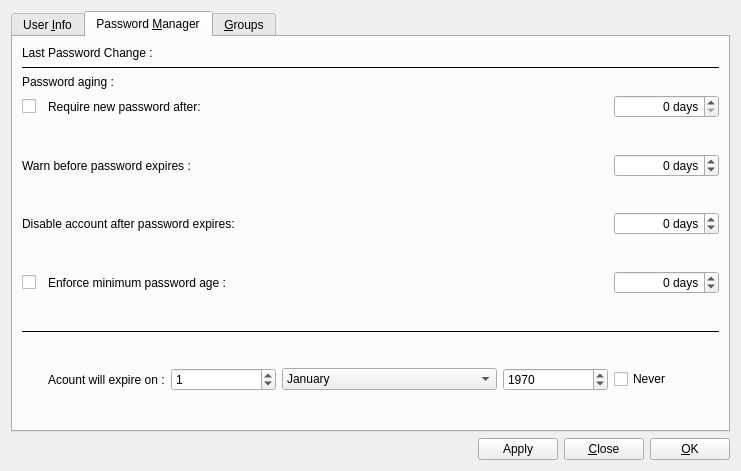
xen0vas/UserManager, file ui/UserProperties.ui: the form before one commit.
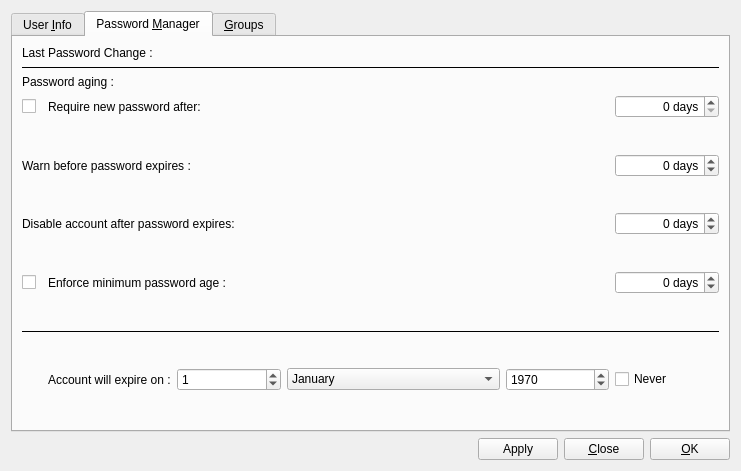
The form after the commit. The open tabs and pages were chosen to show the change. Icons and pictures are not drawn.

```diff
--- a/ui/UserProperties.ui
+++ b/ui/UserProperties.ui
@@ -559,7 +559,7 @@
        <item row="13" column="1">
         <widget class="QLabel" name="label_16">
          <property name="text">
-          <string>Acount will expire on :</string>
+          <string>Account will expire on :</string>
          </property>
         </widget>
        </item>
```
